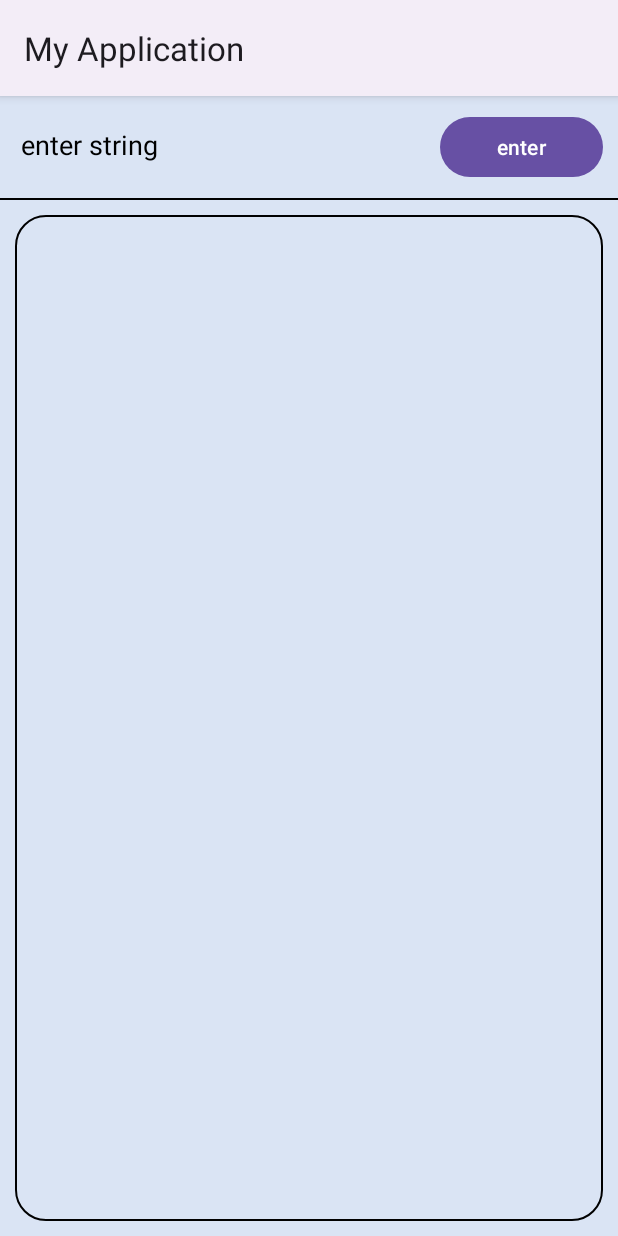
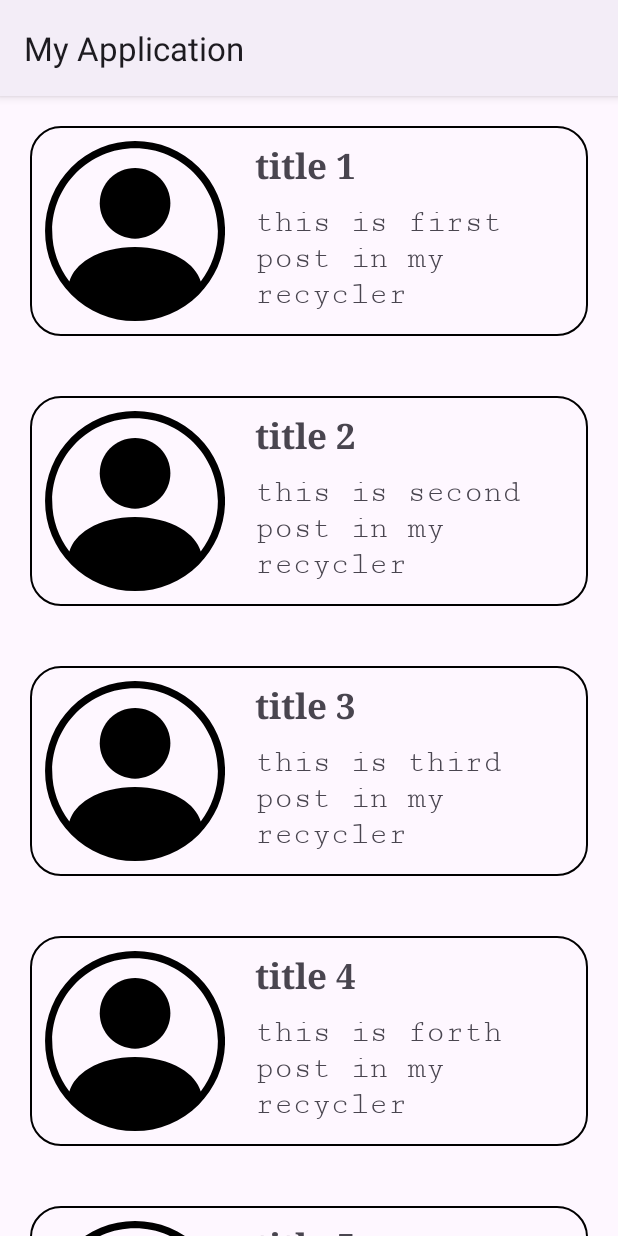
Before and after one commit to sixaruliketi/First-Project-2024, an Android app: the screen it shows after launch (MainActivity), on a phone screen of 412 x 824 dp. Run offline under Robolectric (Android 15) with nearby library versions, the light colour scheme and no system bars.

Commit message:
recyclerView added

```diff
--- a/app/build.gradle.kts
+++ b/app/build.gradle.kts
@@ -34,6 +34,11 @@ android {
     kotlinOptions {
         jvmTarget = "1.8"
     }
+
+    buildFeatures {
+        viewBinding = true
+    }
+
 }
 
 dependencies {
--- a/app/src/main/AndroidManifest.xml
+++ b/app/src/main/AndroidManifest.xml
@@ -1,6 +1,6 @@
 <?xml version="1.0" encoding="utf-8"?>
 <manifest xmlns:android="http://schemas.android.com/apk/res/android"
-    xmlns:tools="http://schemas.android.com/tools" >
+    xmlns:tools="http://schemas.android.com/tools">
 
     <application
         android:allowBackup="true"
@@ -11,10 +11,13 @@
         android:roundIcon="@mipmap/ic_launcher_round"
         android:supportsRtl="true"
         android:theme="@style/Theme.MyApplication"
-        tools:targetApi="31" >
+        tools:targetApi="31">
+        <activity
+            android:name=".ItemZoomActivity"
+            android:exported="false" />
         <activity
             android:name=".MainActivity"
-            android:exported="true" >
+            android:exported="true">
             <intent-filter>
                 <action android:name="android.intent.action.MAIN" />
 
--- /dev/null
+++ b/app/src/main/java/com/example/myapplication/ItemZoomActivity.kt
@@ -0,0 +1,22 @@
+package com.example.myapplication
+
+import android.os.Bundle
+import androidx.appcompat.app.AppCompatActivity
+import com.example.myapplication.databinding.ActivityItemZoomBinding
+
+class ItemZoomActivity : AppCompatActivity() {
+
+    private lateinit var binding: ActivityItemZoomBinding
+
+    override fun onCreate(savedInstanceState: Bundle?) {
+        super.onCreate(savedInstanceState)
+        binding = ActivityItemZoomBinding.inflate(layoutInflater)
+        setContentView(binding.root)
+
+        binding.apply {
+            textView1.text = intent.extras?.getString("TITLE")
+            textView2.text = intent.extras?.getString("DETAILS")
+        }
+
+    }
+}
--- a/app/src/main/java/com/example/myapplication/MainActivity.kt
+++ b/app/src/main/java/com/example/myapplication/MainActivity.kt
@@ -1,41 +1,43 @@
 package com.example.myapplication
 
+import android.content.Intent
 import android.os.Bundle
-import android.widget.Button
-import android.widget.EditText
-import android.widget.TextView
 import androidx.appcompat.app.AppCompatActivity
+import androidx.recyclerview.widget.LinearLayoutManager
+import com.example.myapplication.databinding.ActivityMainBinding
 
 class MainActivity : AppCompatActivity() {
 
-    private lateinit var noteEditText: EditText
-    private lateinit var enterBtn: Button
-    private lateinit var textView: TextView
+    private lateinit var binding: ActivityMainBinding
+    private lateinit var myRecyclerViewAdapter: MyRecyclerViewAdapter
 
     override fun onCreate(savedInstanceState: Bundle?) {
         super.onCreate(savedInstanceState)
-        setContentView(R.layout.activity_main)
+        binding = ActivityMainBinding.inflate(layoutInflater)
+        setContentView(binding.root)
 
-        noteEditText = findViewById(R.id.stringEditText)
-        enterBtn = findViewById(R.id.enterBtn)
-        textView = findViewById(R.id.textView)
+        binding.apply {
+            myRecyclerViewAdapter = MyRecyclerViewAdapter(getData())
+            myRecyclerView.adapter = myRecyclerViewAdapter
+            myRecyclerView.layoutManager = LinearLayoutManager(this@MainActivity)
+            myRecyclerViewAdapter.onClick = {
+                val intent = Intent(this@MainActivity, ItemZoomActivity::class.java)
+                intent.putExtra("TITLE",it.title)
+                intent.putExtra("DETAILS", it.details)
+                startActivity(intent)
+            }
+        }
+    }
 
-        val sharedPreferences = getSharedPreferences("MY_NOTES", MODE_PRIVATE)
-        val notes = sharedPreferences.getString("NOTE","")
-        textView.text = notes
-
-        enterBtn.setOnClickListener {
-            val note = noteEditText.text.toString()
-            val text = textView.text.toString()
-            val result = note + "\n" + text
-
-            textView.text = result
-            noteEditText.setText("")
-
-            sharedPreferences.edit().putString("NOTE",result).apply()
-
-        }
-
+    private fun getData(): MutableList<Post> {
+        val listItem = ArrayList<Post>()
+        listItem.add(Post("title 1","this is first post in my recycler view!!!"))
+        listItem.add(Post("title 2","this is second post in my recycler view!!!"))
+        listItem.add(Post("title 3","this is third post in my recycler view!!!"))
+        listItem.add(Post("title 4","this is forth post in my recycler view!!!"))
+        listItem.add(Post("title 5","this is fifth post in my recycler view!!!"))
+        listItem.add(Post("title 6","this is sixth post in my recycler view!!!"))
+        return listItem
     }
 
 }
--- /dev/null
+++ b/app/src/main/java/com/example/myapplication/MyRecyclerViewAdapter.kt
@@ -0,0 +1,36 @@
+package com.example.myapplication
+
+import android.view.LayoutInflater
+import android.view.View
+import android.view.ViewGroup
+import androidx.recyclerview.widget.RecyclerView
+import com.example.myapplication.databinding.ItemViewBinding
+
+class MyRecyclerViewAdapter(val listItem : MutableList<Post>) : RecyclerView.Adapter<MyRecyclerViewAdapter.MyViewHolder>() {
+
+    var onClick : ((Post) -> Unit)? = null
+
+    inner class MyViewHolder(itemView: View): RecyclerView.ViewHolder(itemView){
+        val binding = ItemViewBinding.bind(itemView)
+    }
+
+    override fun onBindViewHolder(holder: MyViewHolder, position: Int) {
+        val item = listItem[position]
+        holder.binding.apply {
+            titleTextView.text = item.title
+            detailsTextView.text = item.details
+        }
+
+        holder.itemView.setOnClickListener {
+            onClick?.invoke(Post(listItem[position].title, listItem[position].details))
+        }
+    }
+
+    override fun onCreateViewHolder(parent: ViewGroup, viewType: Int): MyViewHolder{
+        val view = LayoutInflater.from(parent.context).inflate(R.layout.item_view, parent, false)
+        return MyViewHolder(view)
+    }
+
+    override fun getItemCount() = listItem.size
+
+}
--- /dev/null
+++ b/app/src/main/java/com/example/myapplication/Post.kt
@@ -0,0 +1,7 @@
+package com.example.myapplication
+
+data class Post(
+    val title: String? = null,
+    val details: String? = null,
+    val avatar: String? = null
+)
--- /dev/null
+++ b/app/src/main/res/layout/activity_item_zoom.xml
@@ -0,0 +1,27 @@
+<?xml version="1.0" encoding="utf-8"?>
+<LinearLayout xmlns:android="http://schemas.android.com/apk/res/android"
+    xmlns:app="http://schemas.android.com/apk/res-auto"
+    xmlns:tools="http://schemas.android.com/tools"
+    android:layout_width="match_parent"
+    android:layout_height="match_parent"
+    tools:context=".ItemZoomActivity"
+    android:orientation="vertical"
+    android:gravity="center">
+
+
+    <TextView
+        android:id="@+id/textView1"
+        android:layout_width="wrap_content"
+        android:layout_height="wrap_content"
+        android:text="TextView"
+        android:textSize="23sp"/>
+
+    <TextView
+        android:id="@+id/textView2"
+        android:layout_width="wrap_content"
+        android:layout_height="wrap_content"
+        android:text="TextView"
+        android:textAlignment="center"
+        android:textSize="23sp"/>
+
+</LinearLayout>
--- a/app/src/main/res/layout/activity_main.xml
+++ b/app/src/main/res/layout/activity_main.xml
@@ -1,52 +1,21 @@
 <?xml version="1.0" encoding="utf-8"?>
-<LinearLayout
-    android:layout_width="match_parent"
+<androidx.constraintlayout.widget.ConstraintLayout android:layout_width="match_parent"
     android:layout_height="match_parent"
     xmlns:android="http://schemas.android.com/apk/res/android"
     xmlns:app="http://schemas.android.com/apk/res-auto"
-    android:orientation="vertical"
-    android:background="#DAE4F4">
+    xmlns:tools="http://schemas.android.com/tools">
 
-    <LinearLayout
-        android:layout_width="match_parent"
-        android:layout_height="wrap_content"
-        android:orientation="horizontal"
-        android:weightSum="10"
-        android:padding="10dp">
-
-        <EditText
-            android:id="@+id/stringEditText"
-            android:layout_width="wrap_content"
-            android:layout_height="wrap_content"
-            android:layout_weight="9"
-            android:backgroundTint="#DAE4F4"
-            android:hint="enter string"
-            android:textColor="@color/black"
-            android:textColorHint="@color/black"/>
-
-        <Button
-            android:id="@+id/enterBtn"
-            android:layout_width="wrap_content"
-            android:layout_height="wrap_content"
-            android:layout_weight="1"
-            android:text="enter"/>
-
-    </LinearLayout>
-
-    <LinearLayout
-        android:layout_width="match_parent"
-        android:layout_height="1dp"
-        android:background="@color/black"/>
-
-    <TextView
-        android:id="@+id/textView"
+    <androidx.recyclerview.widget.RecyclerView
+        android:id="@+id/myRecyclerView"
         android:layout_width="match_parent"
         android:layout_height="match_parent"
-        android:text="text"
-        android:textSize="20sp"
-        android:textColor="@color/black"
-        android:background="@drawable/text_frame"
-        android:padding="15dp"
-        android:layout_margin="10dp"/>
 
-</LinearLayout>
+        tools:listitem="@layout/item_view"
+        tools:itemCount="4"
+
+        app:layout_constraintStart_toStartOf="parent"
+        app:layout_constraintEnd_toEndOf="parent"
+        app:layout_constraintTop_toTopOf="parent"
+        app:layout_constraintBottom_toBottomOf="parent"/>
+
+</androidx.constraintlayout.widget.ConstraintLayout>
--- /dev/null
+++ b/app/src/main/res/layout/item_view.xml
@@ -0,0 +1,48 @@
+<?xml version="1.0" encoding="utf-8"?>
+<androidx.constraintlayout.widget.ConstraintLayout xmlns:android="http://schemas.android.com/apk/res/android"
+    android:layout_width="match_parent"
+    android:layout_height="wrap_content"
+    xmlns:app="http://schemas.android.com/apk/res-auto"
+    android:layout_margin="20dp"
+    android:background="@drawable/text_frame">
+
+    <ImageView
+        android:id="@+id/avatarImageView"
+        android:layout_width="120dp"
+        android:layout_height="120dp"
+        android:layout_margin="10dp"
+        android:src="@drawable/ic_profile"
+        app:layout_constraintStart_toStartOf="parent"
+        app:layout_constraintTop_toTopOf="parent"
+        app:layout_constraintBottom_toBottomOf="parent"/>
+
+    <TextView
+        android:id="@+id/titleTextView"
+        android:layout_width="0dp"
+        android:layout_height="wrap_content"
+        android:text="title"
+        android:textStyle="bold"
+        android:textSize="23sp"
+        android:fontFamily="serif"
+        android:paddingHorizontal="20dp"
+        android:paddingTop="10dp"
+        app:layout_constraintEnd_toEndOf="parent"
+        app:layout_constraintStart_toEndOf="@+id/avatarImageView"
+        app:layout_constraintTop_toTopOf="parent" />
+
+    <TextView
+        android:id="@+id/detailsTextView"
+        android:layout_width="0dp"
+        android:layout_height="0dp"
+        android:text="details"
+        android:textSize="21sp"
+        android:paddingHorizontal="20dp"
+        android:paddingTop="10dp"
+        android:lines="3"
+        android:fontFamily="serif-monospace"
+        app:layout_constraintStart_toEndOf="@id/avatarImageView"
+        app:layout_constraintEnd_toEndOf="parent"
+        app:layout_constraintTop_toBottomOf="@id/titleTextView"
+        app:layout_constraintBottom_toBottomOf="parent"/>
+
+</androidx.constraintlayout.widget.ConstraintLayout>
```
